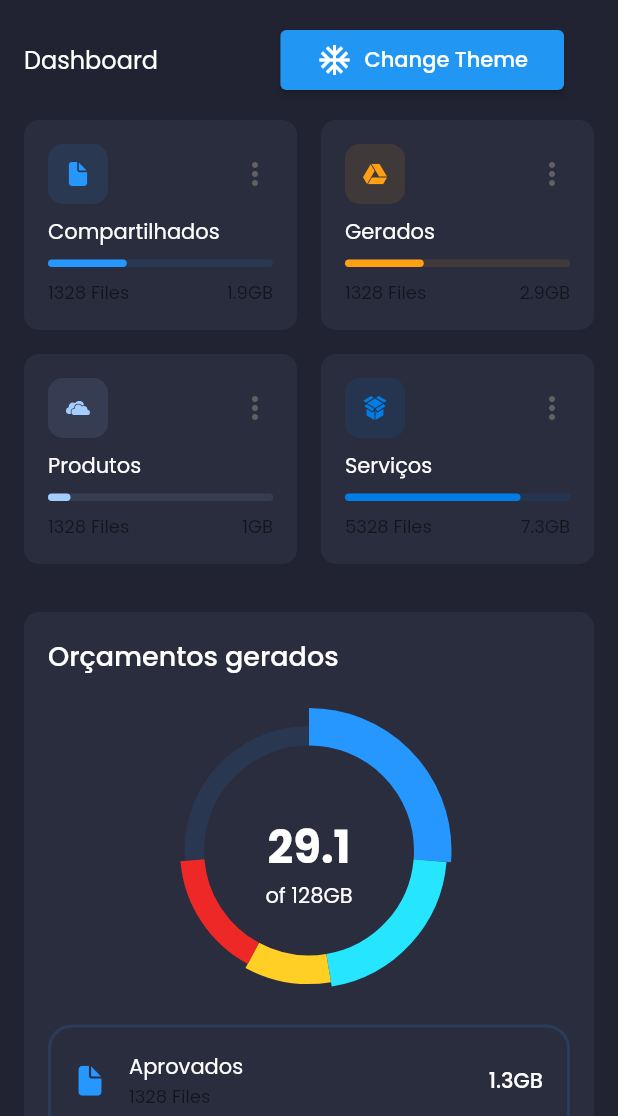
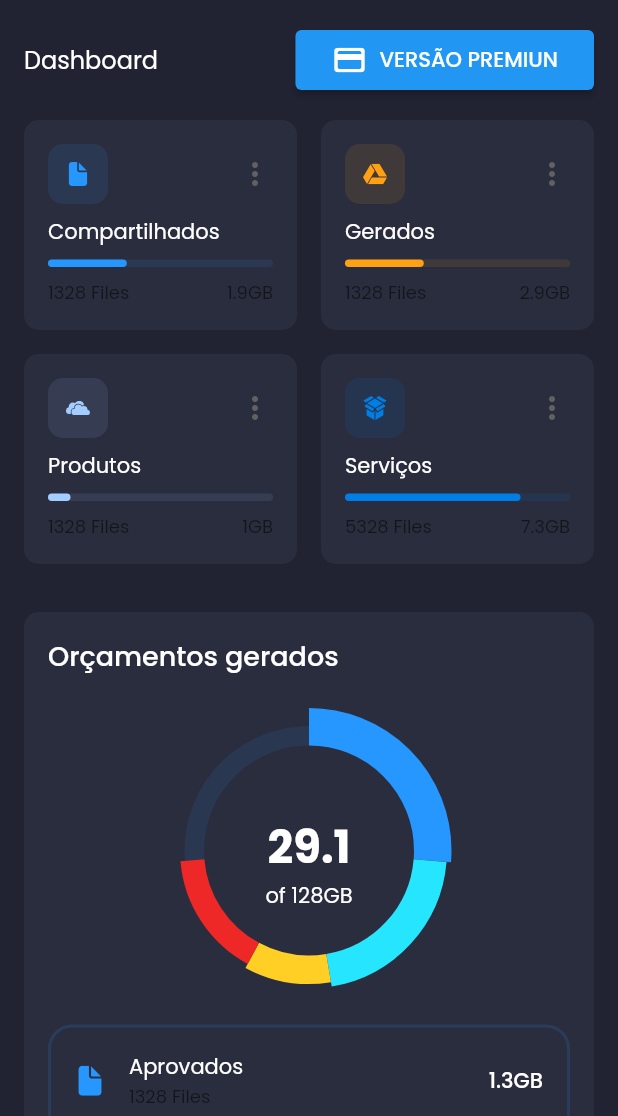
Before and after one commit to brdacon1/budget_flutter, a Flutter app: the DashboardScreen widget shown alone on an empty page, opened directly, on a phone screen of 412 x 824 dp, the part 120-1236 px from its top. Run offline on Flutter 3.47's test engine with Material 2 defaults, Android fonts, the light colour scheme and no system bars; drawn by our look-alikes of fl_chart; our stand-ins replace adaptive_theme, awesome_dialog, badges, cached_network_image, cloud_firestore, expansion_tile_card and 12 more; missing offline and left inert: cloud_firestore_web, contact_picker_web, dart:ffi, firebase_auth_web, firebase_core_web, flutter_inapp_purchase and 3 more; accounts and stored records are empty; network calls fail; project files that could hold a hidden picture were left out.

Commit message:
Alterações nas imagens

```diff
--- a/lib/Pages/PdfViewPage.dart
+++ b/lib/Pages/PdfViewPage.dart
@@ -11,7 +11,6 @@ import 'package:share/share.dart';
 
 class PdfViewPage extends StatefulWidget {
   const PdfViewPage({Key? key}) : super(key: key);
-
   @override
   _PdfViewPageState createState() => _PdfViewPageState();
 }
@@ -68,9 +67,7 @@ class _PdfViewPageState extends State<PdfViewPage> {
           // Handle empty list
         }
       }
-    } catch (ex) {
-      print(ex);
-    }
+    } catch (ex) {}
   }
 
   @override
--- a/lib/Pages/pg_PoupSearch.dart
+++ b/lib/Pages/pg_PoupSearch.dart
@@ -36,13 +36,14 @@ class _pg_PoupSearch extends State<pg_PoupSearch> {
 
   @override
   initState() {
-    super.initState();
     try {
       setState(() async {
         await getInformationOrcamento();
         setState(() {});
       });
     } catch (e) {}
+    super.initState();
+
   }
 
   Future<void> _duplicateEvent(bool clientData, bool quoteItems, bool comments)async {
@@ -497,7 +498,7 @@ class _pg_PoupSearch extends State<pg_PoupSearch> {
     _foundUsers.clear();
     await FirebaseFirestore.instance
         .collection("EMPRESAS/${UID.USER}/USERS/${UID.USER}/ORCAMENTOS")
-        .orderBy('NOMECLIENTE', descending: false)
+        .orderBy('ID', descending: true)
         .get()
         .then((value) async {
       for (var questionTmp in value.docs) {
--- a/lib/screens/dashboard/components/my_fields.dart
+++ b/lib/screens/dashboard/components/my_fields.dart
@@ -46,11 +46,8 @@ class _MyFiles extends State<MyFiles> {
                   onPressed: () {
                     AdaptiveTheme.of(context).toggleThemeMode();
                   },
-                  icon: const Icon(Icons.ac_unit_sharp),
-                  label: const Text("Change Theme"),
-                ),
-                const SizedBox(
-                  width: 20,
+                  icon: const Icon(Icons.payment_rounded),
+                  label: const Text("VERSÃO PREMIUN"),
                 ),
               ],
             ),
--- a/lib/screens/dashboard/components/storage_details.dart
+++ b/lib/screens/dashboard/components/storage_details.dart
@@ -5,6 +5,7 @@ import 'chart.dart';
 import 'storage_info_card.dart';
 
 class StarageDetails extends StatefulWidget {
+
   const StarageDetails({
     Key? key,
   }) : super(key: key);
--- a/lib/screens/dashboard/dashboard_screen.dart
+++ b/lib/screens/dashboard/dashboard_screen.dart
@@ -1,10 +1,13 @@
+import 'package:cloud_firestore/cloud_firestore.dart';
 import 'package:flutter/material.dart';
+import '../../Objetos/DADOS.dart';
 import '../../constants.dart';
 import '../../responsive.dart';
 import 'components/header.dart';
 import 'components/my_fields.dart';
 import 'components/recent_files.dart';
 import 'components/storage_details.dart';
+import 'package:oflite/Objetos/globalUIDUser.dart' as UID;
 
 class DashboardScreen extends StatefulWidget {
   const DashboardScreen({Key? key}) : super(key: key);
@@ -14,10 +17,46 @@ class DashboardScreen extends StatefulWidget {
 
 
 class _DashboardScreen extends State<DashboardScreen> {
+  final _foundUsers = <DADOS>[];
+
   @override
   initState() {
+    try {
+      setState(() async {
+        await getInformationBudget();
+        setState(() {});
+      });
+    } catch (e) {}
     super.initState();
   }
+
+  Future<List<DADOS>> getInformationBudget() async {
+    _foundUsers.clear();
+
+    // Obter a data atual
+    DateTime currentDate = DateTime.now();
+
+    // Subtrair 30 dias da data atual
+    DateTime thirtyDaysAgo = currentDate.subtract(const Duration(days: 30));
+
+    // Converter as datas para milissegundos desde a época em string
+    String currentMillis = currentDate.millisecondsSinceEpoch.toString();
+    String thirtyDaysAgoMillis = thirtyDaysAgo.millisecondsSinceEpoch.toString();
+
+    await FirebaseFirestore.instance
+        .collection("EMPRESAS/${UID.USER}/USERS/${UID.USER}/ORCAMENTOS")
+        .where('ID', isGreaterThanOrEqualTo: thirtyDaysAgoMillis)
+        .where('ID', isLessThanOrEqualTo: currentMillis)
+        .orderBy('ID', descending: false)
+        .get()
+        .then((value) async {
+      for (var questionTmp in value.docs) {
+        _foundUsers.add(DADOS.fromMap(questionTmp));
+      }
+    });
+    return _foundUsers;
+  }
+
 
   @override
   Widget build(BuildContext context) {
--- a/pubspec.yaml
+++ b/pubspec.yaml
@@ -60,7 +60,6 @@ dependencies:
   share: ^2.0.4
   flutter_svg: ^2.0.7
   fl_chart: ^0.63.0
-  data_table_2: ^2.5.3
   adaptive_theme: ^3.3.0
 
 dev_dependencies:
```
Also changed, not shown: pubspec.lock.
